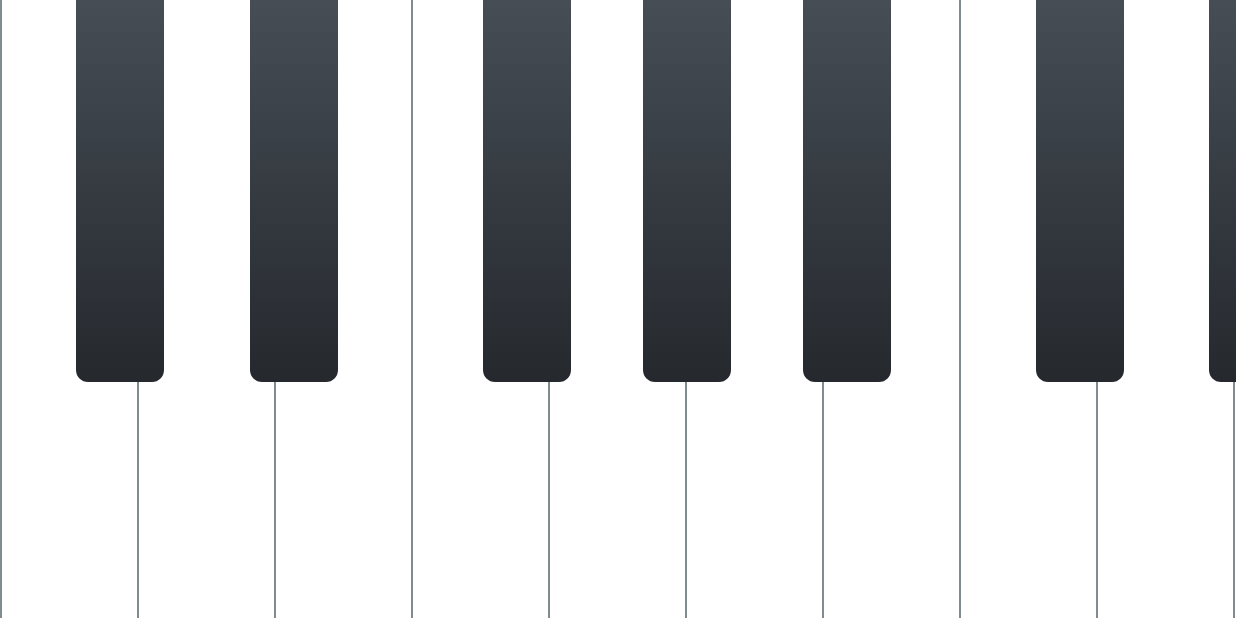
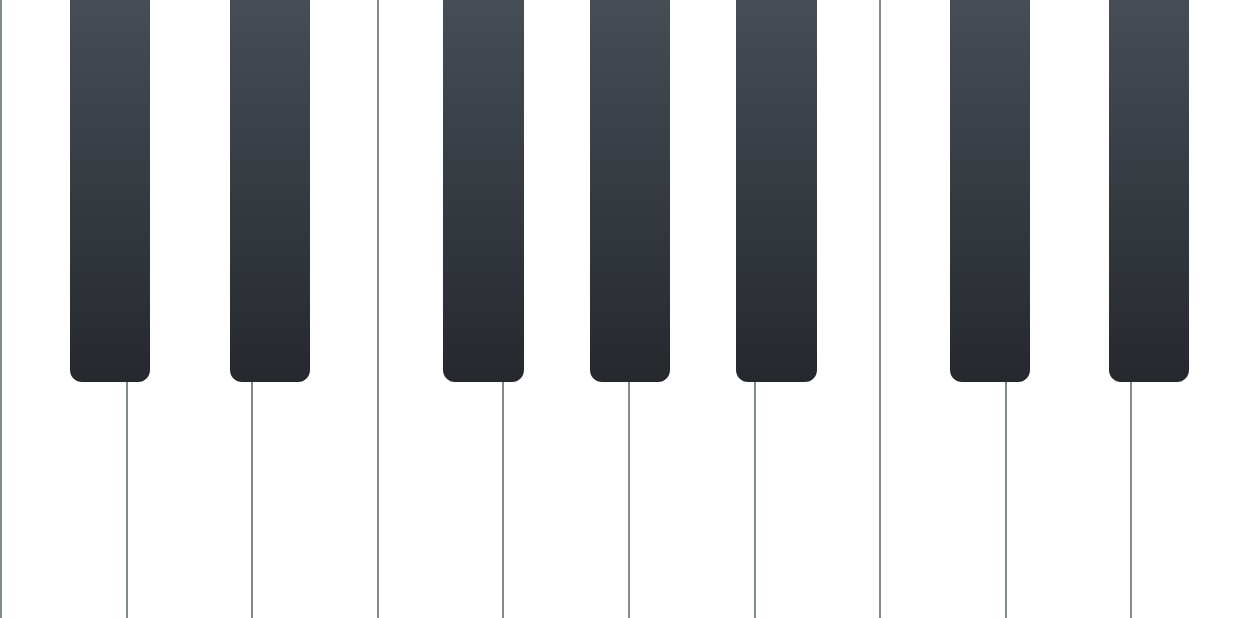
Before and after one commit to mario-ruoff/minimal-piano-native, an Android app: the screen it shows after launch (MainActivity), on a phone screen of 824 x 412 dp (held sideways). Run offline under Robolectric (Android 15) with nearby library versions, the phone set to English and light mode, and no system bars.

Commit message:
Add relative key width

```diff
--- a/app/build.gradle
+++ b/app/build.gradle
@@ -11,8 +11,8 @@ android {
         applicationId "com.escape99.minimalpiano"
         minSdk 22
         targetSdk 33
-        versionCode 26
-        versionName "2.0.2"
+        versionCode 27
+        versionName "2.0.3"
 
         testInstrumentationRunner "androidx.test.runner.AndroidJUnitRunner"
     }
--- a/app/src/main/res/layout/activity_main.xml
+++ b/app/src/main/res/layout/activity_main.xml
@@ -19,85 +19,71 @@
         android:id="@+id/c4"
         app:layout_constraintStart_toStartOf="parent"
         app:layout_constraintTop_toTopOf="parent"
-        app:layout_constraintBottom_toBottomOf="parent" />
+        app:layout_constraintBottom_toBottomOf="parent"
+        app:layout_constraintWidth_percent="0.1" />
 
     <View style="@style/WhiteKey"
         android:id="@+id/d4"
         app:layout_constraintStart_toEndOf="@+id/c4"
         app:layout_constraintTop_toTopOf="parent"
-        app:layout_constraintBottom_toBottomOf="parent" />
+        app:layout_constraintBottom_toBottomOf="parent"
+        app:layout_constraintWidth_percent="0.1" />
 
     <View style="@style/WhiteKey"
         android:id="@+id/e4"
         app:layout_constraintStart_toEndOf="@+id/d4"
         app:layout_constraintTop_toTopOf="parent"
-        app:layout_constraintBottom_toBottomOf="parent" />
+        app:layout_constraintBottom_toBottomOf="parent"
+        app:layout_constraintWidth_percent="0.1" />
 
     <View style="@style/WhiteKey"
         android:id="@+id/f4"
         app:layout_constraintStart_toEndOf="@+id/e4"
         app:layout_constraintTop_toTopOf="parent"
-        app:layout_constraintBottom_toBottomOf="parent" />
+        app:layout_constraintBottom_toBottomOf="parent"
+        app:layout_constraintWidth_percent="0.1" />
 
     <View style="@style/WhiteKey"
         android:id="@+id/g4"
         app:layout_constraintStart_toEndOf="@+id/f4"
         app:layout_constraintTop_toTopOf="parent"
-        app:layout_constraintBottom_toBottomOf="parent" />
+        app:layout_constraintBottom_toBottomOf="parent"
+        app:layout_constraintWidth_percent="0.1" />
 
     <View style="@style/WhiteKey"
         android:id="@+id/a4"
         app:layout_constraintStart_toEndOf="@+id/g4"
         app:layout_constraintTop_toTopOf="parent"
-        app:layout_constraintBottom_toBottomOf="parent" />
+        app:layout_constraintBottom_toBottomOf="parent"
+        app:layout_constraintWidth_percent="0.1" />
 
     <View style="@style/WhiteKey"
         android:id="@+id/b4"
         app:layout_constraintStart_toEndOf="@+id/a4"
         app:layout_constraintTop_toTopOf="parent"
-        app:layout_constraintBottom_toBottomOf="parent" />
+        app:layout_constraintBottom_toBottomOf="parent"
+        app:layout_constraintWidth_percent="0.1" />
 
     <View style="@style/WhiteKey"
         android:id="@+id/c5"
         app:layout_constraintStart_toEndOf="@id/b4"
         app:layout_constraintTop_toTopOf="parent"
-        app:layout_constraintBottom_toBottomOf="parent" />
+        app:layout_constraintBottom_toBottomOf="parent"
+        app:layout_constraintWidth_percent="0.1" />
 
     <View style="@style/WhiteKey"
         android:id="@+id/d5"
         app:layout_constraintStart_toEndOf="@+id/c5"
         app:layout_constraintTop_toTopOf="parent"
-        app:layout_constraintBottom_toBottomOf="parent" />
+        app:layout_constraintBottom_toBottomOf="parent"
+        app:layout_constraintWidth_percent="0.1" />
 
     <View style="@style/WhiteKey"
         android:id="@+id/e5"
         app:layout_constraintStart_toEndOf="@+id/d5"
         app:layout_constraintTop_toTopOf="parent"
-        app:layout_constraintBottom_toBottomOf="parent" />
-
-    <View style="@style/WhiteKey"
-        android:id="@+id/f5"
-        app:layout_constraintStart_toEndOf="@+id/e5"
-        app:layout_constraintTop_toTopOf="parent"
-        app:layout_constraintBottom_toBottomOf="parent" />
-
-    <View style="@style/WhiteKey"
-        android:id="@+id/g5"
-        app:layout_constraintStart_toEndOf="@+id/f5"
-        app:layout_constraintTop_toTopOf="parent"
-        app:layout_constraintBottom_toBottomOf="parent" />
-
-    <View style="@style/WhiteKey"
-        android:id="@+id/a5"
-        app:layout_constraintStart_toEndOf="@+id/g5"
-        app:layout_constraintTop_toTopOf="parent"
-        app:layout_constraintBottom_toBottomOf="parent" />
-
-    <View style="@style/WhiteKey"
-        android:id="@+id/b5"
-        app:layout_constraintStart_toEndOf="@+id/a5"
-        app:layout_constraintTop_toTopOf="parent"
-        app:layout_constraintBottom_toBottomOf="parent" />
+        app:layout_constraintBottom_toBottomOf="parent"
+        app:layout_constraintWidth_percent="0.1" />
 
 
     <View style="@style/BlackKey"
@@ -106,7 +92,8 @@
         app:layout_constraintEnd_toEndOf="@+id/d4"
         app:layout_constraintHorizontal_bias="0.4"
         app:layout_constraintTop_toTopOf="parent"
-        app:layout_constraintBottom_toTopOf="@+id/guideline" />
+        app:layout_constraintBottom_toTopOf="@+id/guideline"
+        app:layout_constraintWidth_percent="0.065" />
 
     <View style="@style/BlackKey"
         android:id="@+id/eb4"
@@ -114,7 +101,8 @@
         app:layout_constraintEnd_toEndOf="@+id/e4"
         app:layout_constraintHorizontal_bias="0.6"
         app:layout_constraintTop_toTopOf="parent"
-        app:layout_constraintBottom_toTopOf="@+id/guideline" />
+        app:layout_constraintBottom_toTopOf="@+id/guideline"
+        app:layout_constraintWidth_percent="0.065" />
 
     <View style="@style/BlackKey"
         android:id="@+id/gb4"
@@ -122,14 +110,16 @@
         app:layout_constraintEnd_toEndOf="@+id/g4"
         app:layout_constraintHorizontal_bias="0.375"
         app:layout_constraintTop_toTopOf="parent"
-        app:layout_constraintBottom_toTopOf="@+id/guideline" />
+        app:layout_constraintBottom_toTopOf="@+id/guideline"
+        app:layout_constraintWidth_percent="0.065" />
 
     <View style="@style/BlackKey"
         android:id="@+id/ab4"
         app:layout_constraintStart_toStartOf="@+id/g4"
         app:layout_constraintEnd_toEndOf="@+id/a4"
         app:layout_constraintTop_toTopOf="parent"
-        app:layout_constraintBottom_toTopOf="@+id/guideline" />
+        app:layout_constraintBottom_toTopOf="@+id/guideline"
+        app:layout_constraintWidth_percent="0.065" />
 
     <View style="@style/BlackKey"
         android:id="@+id/bb4"
@@ -137,7 +127,8 @@
         app:layout_constraintEnd_toEndOf="@+id/b4"
         app:layout_constraintHorizontal_bias="0.625"
         app:layout_constraintTop_toTopOf="parent"
-        app:layout_constraintBottom_toTopOf="@+id/guideline" />
+        app:layout_constraintBottom_toTopOf="@+id/guideline"
+        app:layout_constraintWidth_percent="0.065" />
 
     <View style="@style/BlackKey"
         android:id="@+id/db5"
@@ -145,7 +136,8 @@
         app:layout_constraintEnd_toEndOf="@+id/d5"
         app:layout_constraintHorizontal_bias="0.4"
         app:layout_constraintTop_toTopOf="parent"
-        app:layout_constraintBottom_toTopOf="@+id/guideline" />
+        app:layout_constraintBottom_toTopOf="@+id/guideline"
+        app:layout_constraintWidth_percent="0.065" />
 
     <View style="@style/BlackKey"
         android:id="@+id/eb5"
@@ -153,29 +145,7 @@
         app:layout_constraintEnd_toEndOf="@+id/e5"
         app:layout_constraintHorizontal_bias="0.6"
         app:layout_constraintTop_toTopOf="parent"
-        app:layout_constraintBottom_toTopOf="@+id/guideline" />
-
-    <View style="@style/BlackKey"
-        android:id="@+id/gb5"
-        app:layout_constraintStart_toStartOf="@+id/f5"
-        app:layout_constraintEnd_toEndOf="@+id/g5"
-        app:layout_constraintHorizontal_bias="0.375"
-        app:layout_constraintTop_toTopOf="parent"
-        app:layout_constraintBottom_toTopOf="@+id/guideline" />
-
-    <View style="@style/BlackKey"
-        android:id="@+id/ab5"
-        app:layout_constraintStart_toStartOf="@+id/g5"
-        app:layout_constraintEnd_toEndOf="@+id/a5"
-        app:layout_constraintTop_toTopOf="parent"
-        app:layout_constraintBottom_toTopOf="@+id/guideline" />
-
-    <View style="@style/BlackKey"
-        android:id="@+id/bb5"
-        app:layout_constraintStart_toStartOf="@+id/a5"
-        app:layout_constraintEnd_toEndOf="@+id/b5"
-        app:layout_constraintHorizontal_bias="0.625"
-        app:layout_constraintTop_toTopOf="parent"
-        app:layout_constraintBottom_toTopOf="@+id/guideline" />
+        app:layout_constraintBottom_toTopOf="@+id/guideline"
+        app:layout_constraintWidth_percent="0.065" />
 
 </androidx.constraintlayout.widget.ConstraintLayout>
--- a/app/src/main/res/values/styles.xml
+++ b/app/src/main/res/values/styles.xml
@@ -1,7 +1,7 @@
 <?xml version="1.0" encoding="utf-8"?>
 <resources>
     <style name="WhiteKey">
-        <item name="android:layout_width">90dp</item>
+        <item name="android:layout_width">0dp</item>
         <item name="android:layout_height">0dp</item>
         <item name="android:layout_marginStart">1dp</item>
         <item name="android:clickable">true</item>
@@ -9,7 +9,7 @@
         <item name="android:background">@drawable/white_key</item>
     </style>
     <style name="BlackKey">
-        <item name="android:layout_width">58.5dp</item>
+        <item name="android:layout_width">0dp</item>
         <item name="android:layout_height">0dp</item>
         <item name="android:layout_marginStart">1dp</item>
         <item name="android:clickable">true</item>
```
